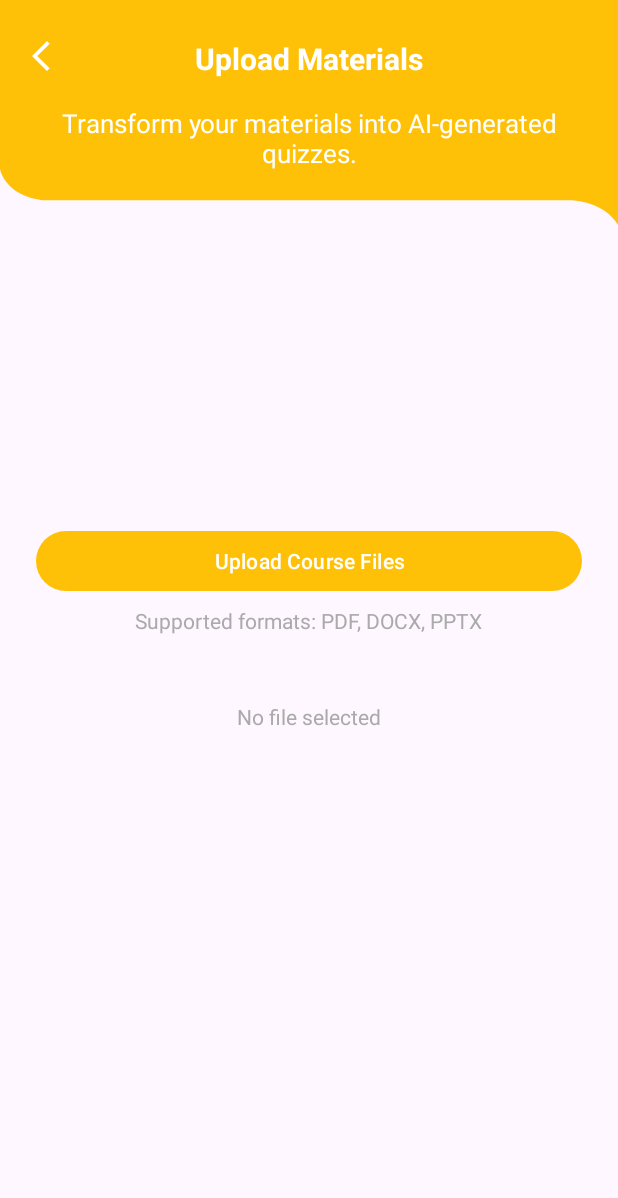
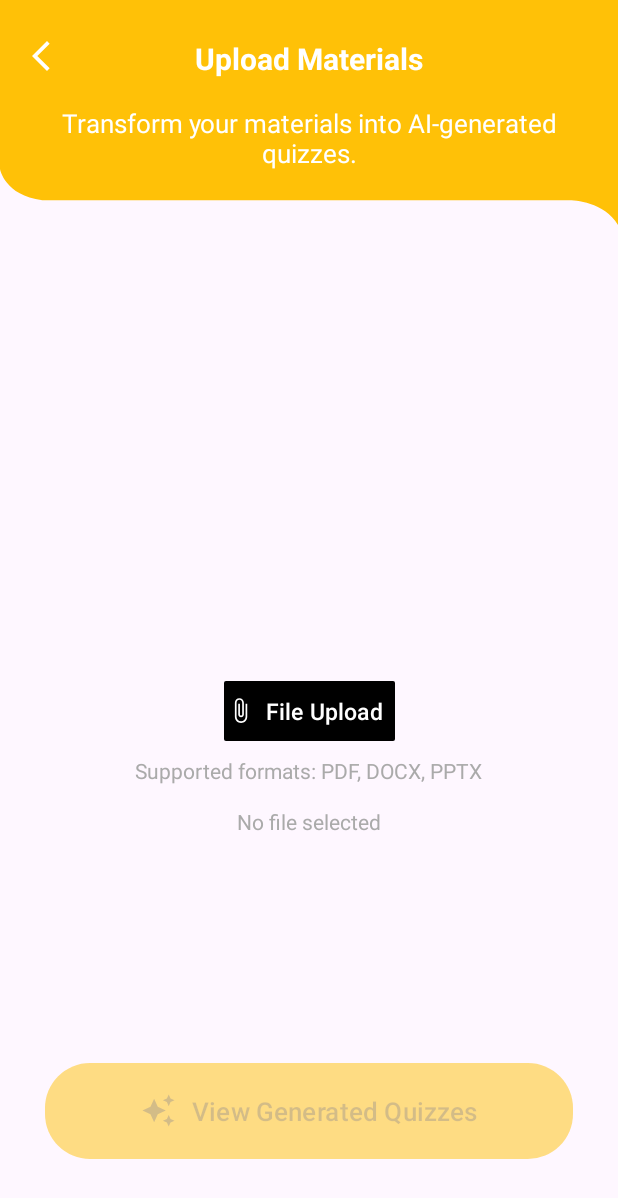
Before and after one commit to islombek-cs/AI-Powered-Quiz-App, an Android app: the ProfessorFileUploadActivity screen opened directly, with no data from a screen before it, on a phone screen of 412 x 824 dp. Shown: the top 1198 px of the screen. Run offline under Robolectric (Android 15) with nearby library versions, the phone set to English and light mode, and no system bars.

Commit message:
minor changes done

```diff
--- a/app/src/main/AndroidManifest.xml
+++ b/app/src/main/AndroidManifest.xml
@@ -15,6 +15,9 @@
         android:supportsRtl="true"
         android:theme="@style/Theme.AIPoweredQuizApp"
         tools:targetApi="31">
+        <activity
+            android:name=".activities.ProfessorQuizGenerationActivity"
+            android:exported="false" />
         <activity
             android:name=".activities.ProfessorFileUploadActivity"
             android:exported="false" />
--- /dev/null
+++ b/app/src/main/res/drawable/ai_quiz_gen.xml
@@ -0,0 +1,5 @@
+<vector xmlns:android="http://schemas.android.com/apk/res/android" android:height="34dp" android:tint="#F1F1F1" android:viewportHeight="24" android:viewportWidth="24" android:width="34dp">
+
+    <path android:fillColor="@android:color/white" android:pathData="M19,9l1.25,-2.75L23,5l-2.75,-1.25L19,1l-1.25,2.75L15,5l2.75,1.25L19,9zM11.5,9.5L9,4 6.5,9.5 1,12l5.5,2.5L9,20l2.5,-5.5L17,12l-5.5,-2.5zM19,15l-1.25,2.75L15,19l2.75,1.25L19,23l1.25,-2.75L23,19l-2.75,-1.25L19,15z"/>
+
+</vector>
--- /dev/null
+++ b/app/src/main/res/drawable/file_attach_white.xml
@@ -0,0 +1,5 @@
+<vector xmlns:android="http://schemas.android.com/apk/res/android" android:height="24dp" android:tint="#C7C7C7" android:viewportHeight="24" android:viewportWidth="24" android:width="24dp">
+
+    <path android:fillColor="@android:color/white" android:pathData="M16.5,6v11.5c0,2.21 -1.79,4 -4,4s-4,-1.79 -4,-4V5c0,-1.38 1.12,-2.5 2.5,-2.5s2.5,1.12 2.5,2.5v10.5c0,0.55 -0.45,1 -1,1s-1,-0.45 -1,-1V6H10v9.5c0,1.38 1.12,2.5 2.5,2.5s2.5,-1.12 2.5,-2.5V5c0,-2.21 -1.79,-4 -4,-4S7,2.79 7,5v12.5c0,3.04 2.46,5.5 5.5,5.5s5.5,-2.46 5.5,-5.5V6h-1.5z"/>
+
+</vector>
--- /dev/null
+++ b/app/src/main/res/drawable/next_arrow_white.xml
@@ -0,0 +1,5 @@
+<vector xmlns:android="http://schemas.android.com/apk/res/android" android:height="34dp" android:tint="#F1F1F1" android:viewportHeight="24" android:viewportWidth="24" android:width="34dp">
+
+    <path android:fillColor="@android:color/white" android:pathData="M10,6L8.59,7.41 13.17,12l-4.58,4.59L10,18l6,-6z"/>
+
+</vector>
--- a/app/src/main/res/layout/activity_professor_file_upload.xml
+++ b/app/src/main/res/layout/activity_professor_file_upload.xml
@@ -51,16 +51,37 @@
             tools:ignore="NotSibling" />
     </RelativeLayout>
 
+    <LinearLayout
+        android:id="@+id/fileListLayout"
+        android:layout_width="match_parent"
+        android:layout_height="wrap_content"
+        android:orientation="vertical"
+        android:layout_marginBottom="16dp"
+        app:layout_constraintBottom_toTopOf="@id/uploadFileBtn"
+        app:layout_constraintStart_toStartOf="parent"
+        app:layout_constraintEnd_toEndOf="parent"/>
+
     <com.google.android.material.button.MaterialButton
         android:id="@+id/uploadFileBtn"
-        android:layout_width="match_parent"
+        android:layout_width="wrap_content"
         android:layout_height="wrap_content"
-        android:layout_marginTop="200dp"
-        android:layout_marginHorizontal="24dp"
-        android:text="Upload Course Files"
+        android:layout_marginTop="300dp"
+        android:layout_marginBottom="8dp"
+        android:text="File Upload"
+        android:textSize="15sp"
+        android:paddingStart="2dp"
+        android:paddingEnd="8dp"
+        android:paddingTop="3dp"
+        android:paddingBottom="3dp"
+        app:cornerRadius="1dp"
+        app:icon="@drawable/file_attach_white"
+        app:iconGravity="textStart"
+        app:iconPadding="8dp"
+        app:backgroundTint="@color/black"
         app:layout_constraintTop_toBottomOf="@id/toolbarRL"
         app:layout_constraintStart_toStartOf="parent"
         app:layout_constraintEnd_toEndOf="parent"/>
+
 
     <TextView
         android:id="@+id/selectedFileTv"
@@ -70,7 +91,7 @@
         android:textColor="@android:color/darker_gray"
         app:layout_constraintTop_toBottomOf="@id/uploadFileBtn"
         app:layout_constraintStart_toStartOf="parent"
-        android:layout_marginTop="70dp"
+        android:layout_marginTop="40dp"
         app:layout_constraintEnd_toEndOf="parent"/>
 
     <TextView
@@ -84,5 +105,24 @@
         app:layout_constraintStart_toStartOf="parent"
         app:layout_constraintEnd_toEndOf="parent"/>
 
+    <com.google.android.material.button.MaterialButton
+        android:id="@+id/viewResultsBtn"
+        android:layout_width="match_parent"
+        android:layout_height="wrap_content"
+        android:layout_marginTop="147dp"
+        android:layout_marginBottom="30dp"
+        android:layout_marginHorizontal="30dp"
+        android:text="View Generated Quizzes"
+        app:icon="@drawable/ai_quiz_gen"
+        app:iconGravity="textStart"
+        app:iconPadding="10dp"
+        app:iconSize="23dp"
+        android:textSize="17sp"
+        android:paddingVertical="20dp"
+        app:cornerRadius="30dp"
+        app:backgroundTint="@color/colorPrimary"
+        app:layout_constraintTop_toBottomOf="@id/selectedFileTv"
+        app:layout_constraintStart_toStartOf="parent"
+        app:layout_constraintEnd_toEndOf="parent"/>
 
 </androidx.constraintlayout.widget.ConstraintLayout>
--- a/app/src/main/res/layout/activity_professor_first_form.xml
+++ b/app/src/main/res/layout/activity_professor_first_form.xml
@@ -154,6 +154,11 @@
             android:layout_height="wrap_content"
             android:minHeight="@dimen/m_button_height"
             android:text="Continue to upload materials"
+            android:textSize="17sp"
+            app:icon="@drawable/next_arrow_white"
+            app:iconGravity="textEnd"
+            app:iconPadding="10dp"
+            app:iconSize="30dp"
             android:layout_below="@id/numberQuizTil"
             android:layout_marginTop="260dp"/>
 
--- a/app/src/main/res/layout/activity_profile_edit.xml
+++ b/app/src/main/res/layout/activity_profile_edit.xml
@@ -198,8 +198,12 @@
             android:layout_height="wrap_content"
             android:minHeight="@dimen/m_button_height"
             android:text="Save Your Changes"
+            android:textSize="17sp"
+            android:paddingVertical="20dp"
+            app:iconSize="23dp"
+            app:cornerRadius="30dp"
             android:layout_below="@id/phoneInputRl"
-            android:layout_marginTop="260dp"
+            android:layout_marginTop="263dp"
             app:icon="@drawable/person_gray" />
 
     </RelativeLayout>
--- a/app/src/main/res/values/strings.xml
+++ b/app/src/main/res/values/strings.xml
@@ -21,7 +21,7 @@
     <string name="confirm_code">Confirm Code</string>
     <string name="continue_with_phone_number">Continue with Phone Number</string>
     <string name="forgot_password_recover">Forgot Password? <b>Recover</b></string>
-    <string name="reset_password">Reset Password</string>
+    <string name="reset_password"><b>Reset Password</b></string>
     <string name="write_your_email">Write your email</string>
     <string name="request_password_reset">Request Password Reset</string>
     <string name="preferences">Preferences</string>
@@ -29,6 +29,6 @@
     <string name="fill_in_the_form_to_get_your_personalized_quizzes">Fill in the form to get your personalized quizzes</string>
     <string name="course_code_e_g_cs101">Course Code (e.g., CS101)</string>
     <string name="professor"><b>Add course details</b></string>
-    <string name="student"><b>Student</b></string>
+    <string name="student"><b>Quiz Access Details</b></string>
     <string name="upload_materials"><b>Upload Materials</b></string>
 </resources>
```
Also changed, not shown: app/src/main/java/com/example/ai_poweredquizapp/activities/ProfessorFileUploadActivity.kt (+70 -12 lines), app/src/main/java/com/example/ai_poweredquizapp/activities/ProfessorQuizGenerationActivity.kt (added, +21 -0 lines), app/src/main/res/layout/activity_change_password.xml (+20 -25 lines), app/src/main/res/layout/activity_professor_quiz_generation.xml (added, +10 -0 lines), app/src/main/res/layout/activity_student_first_form.xml (+6 -7 lines).
